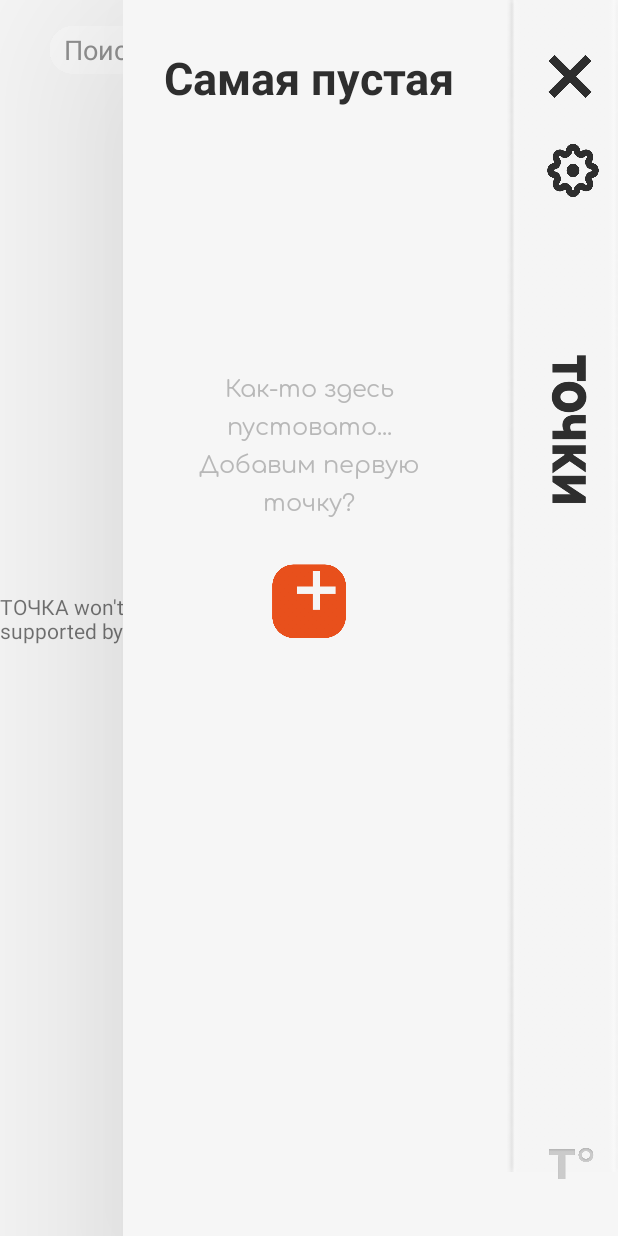
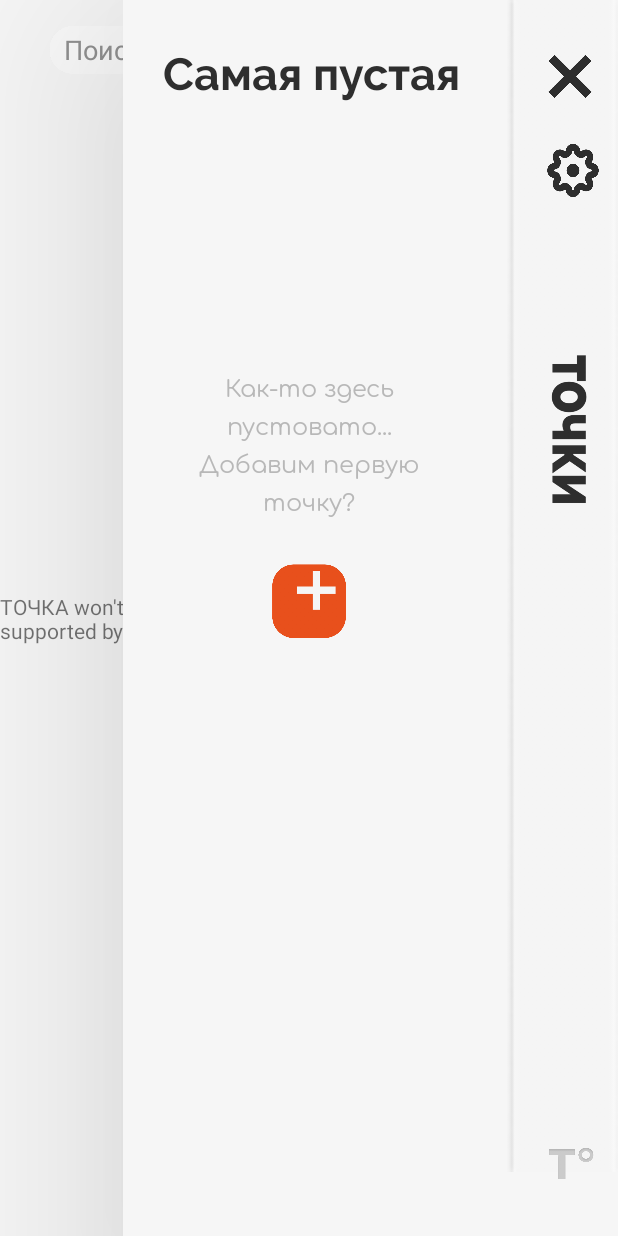
Before and after one commit to MaggotsBrain/tochka_android, an Android app: the MapsActivity screen opened directly, with no data from a screen before it, after a tap on an icon or button, on a phone screen of 412 x 824 dp. Run offline under Robolectric (Android 15) with nearby library versions, the phone set to English and light mode, and no system bars; 1 other tap on this screen came first.

Commit message:
some updates

```diff
--- a/app/build.gradle
+++ b/app/build.gradle
@@ -39,6 +39,8 @@ dependencies {
     compileOnly "org.projectlombok:lombok:1.18.8"
     annotationProcessor 'org.projectlombok:lombok:1.18.8'
     implementation 'android.arch.work:work-runtime:1.0.1'
-
-    implementation "com.android.support:design:${supportLibrary}"
+    implementation 'com.android.support:support-compat:28.0.0'
+    implementation 'com.android.support:support-core-ui:28.0.0'
+    implementation 'com.android.support:design:28.0.0'
+    implementation 'com.android.support:appcompat-v7:28.0.0'
 }
--- a/app/src/main/res/layout/activity_maps.xml
+++ b/app/src/main/res/layout/activity_maps.xml
@@ -124,7 +124,7 @@
         app:layout_constraintStart_toStartOf="parent"
         app:layout_constraintTop_toTopOf="parent">
 
-        <TextView
+        <androidx.appcompat.widget.AppCompatTextView
             android:id="@+id/add_latitude_degree_digit"
             android:layout_width="wrap_content"
             android:layout_height="wrap_content"
@@ -139,7 +139,7 @@
             app:layout_constraintStart_toStartOf="parent"
             app:layout_constraintTop_toTopOf="parent" />
 
-        <TextView
+        <androidx.appcompat.widget.AppCompatTextView
             android:id="@+id/add_latitude_degree_symbol"
             android:layout_width="wrap_content"
             android:layout_height="wrap_content"
@@ -153,7 +153,7 @@
             app:layout_constraintStart_toEndOf="@+id/add_latitude_degree_digit"
             app:layout_constraintTop_toTopOf="@+id/add_latitude_degree_digit" />
 
-        <TextView
+        <androidx.appcompat.widget.AppCompatTextView
             android:id="@+id/add_latitude_minute_digit"
             android:layout_width="wrap_content"
             android:layout_height="wrap_content"
@@ -167,7 +167,7 @@
             app:layout_constraintStart_toEndOf="@+id/add_latitude_degree_symbol"
             app:layout_constraintTop_toTopOf="@+id/add_latitude_degree_symbol" />
 
-        <TextView
+        <androidx.appcompat.widget.AppCompatTextView
             android:id="@+id/add_latitude_minute_symbol"
             android:layout_width="wrap_content"
             android:layout_height="wrap_content"
@@ -181,7 +181,7 @@
             app:layout_constraintStart_toEndOf="@+id/add_latitude_minute_digit"
             app:layout_constraintTop_toTopOf="@+id/add_latitude_minute_digit" />
 
-        <TextView
+        <androidx.appcompat.widget.AppCompatTextView
             android:id="@+id/add_latitude_seconds_digit"
             android:layout_width="wrap_content"
             android:layout_height="wrap_content"
@@ -195,7 +195,7 @@
             app:layout_constraintStart_toEndOf="@+id/add_latitude_minute_symbol"
             app:layout_constraintTop_toTopOf="@+id/add_latitude_minute_symbol" />
 
-        <TextView
+        <androidx.appcompat.widget.AppCompatTextView
             android:id="@+id/add_latitude_seconds_symbol"
             android:layout_width="wrap_content"
             android:layout_height="wrap_content"
@@ -209,7 +209,7 @@
             app:layout_constraintStart_toEndOf="@+id/add_latitude_seconds_digit"
             app:layout_constraintTop_toTopOf="@+id/add_latitude_seconds_digit" />
 
-        <TextView
+        <androidx.appcompat.widget.AppCompatTextView
             android:id="@+id/add_latitude_symbol"
             android:layout_width="wrap_content"
             android:layout_height="wrap_content"
@@ -224,7 +224,7 @@
             app:layout_constraintTop_toTopOf="@+id/add_latitude_seconds_symbol" />
 
 
-        <TextView
+        <androidx.appcompat.widget.AppCompatTextView
             android:id="@+id/add_longitude_degree_digit"
             android:layout_width="wrap_content"
             android:layout_height="wrap_content"
@@ -238,7 +238,7 @@
             app:layout_constraintStart_toStartOf="@+id/add_latitude_degree_digit"
             app:layout_constraintTop_toBottomOf="@+id/add_latitude_degree_digit" />
 
-        <TextView
+        <androidx.appcompat.widget.AppCompatTextView
             android:id="@+id/add_longitude_degree_symbol"
             android:layout_width="wrap_content"
             android:layout_height="wrap_content"
@@ -252,7 +252,7 @@
             app:layout_constraintBottom_toBottomOf="@+id/add_longitude_degree_digit"
             app:layout_constraintStart_toEndOf="@+id/add_longitude_degree_digit" />
 
-        <TextView
+        <androidx.appcompat.widget.AppCompatTextView
             android:id="@+id/add_longitude_minute_digit"
             android:layout_width="wrap_content"
             android:layout_height="wrap_content"
@@ -266,7 +266,7 @@
             app:layout_constraintBottom_toBottomOf="@+id/add_longitude_degree_symbol"
             app:layout_constraintStart_toEndOf="@+id/add_longitude_degree_symbol" />
 
-        <TextView
+        <androidx.appcompat.widget.AppCompatTextView
             android:id="@+id/add_longitude_minute_symbol"
             android:layout_width="wrap_content"
             android:layout_height="wrap_content"
@@ -280,7 +280,7 @@
             app:layout_constraintBottom_toBottomOf="@+id/add_longitude_minute_digit"
             app:layout_constraintStart_toEndOf="@+id/add_longitude_minute_digit" />
 
-        <TextView
+        <androidx.appcompat.widget.AppCompatTextView
             android:id="@+id/add_longitude_seconds_digit"
             android:layout_width="wrap_content"
             android:layout_height="wrap_content"
@@ -294,7 +294,7 @@
             app:layout_constraintBottom_toBottomOf="@+id/add_longitude_minute_symbol"
             app:layout_constraintStart_toEndOf="@+id/add_longitude_minute_symbol" />
 
-        <TextView
+        <androidx.appcompat.widget.AppCompatTextView
             android:id="@+id/add_longitude_seconds_symbol"
             android:layout_width="wrap_content"
             android:layout_height="wrap_content"
@@ -308,7 +308,7 @@
             app:layout_constraintBottom_toBottomOf="@+id/add_longitude_seconds_digit"
             app:layout_constraintStart_toEndOf="@+id/add_longitude_seconds_digit" />
 
-        <TextView
+        <androidx.appcompat.widget.AppCompatTextView
             android:id="@+id/add_longitude_symbol"
             android:layout_width="wrap_content"
             android:layout_height="wrap_content"
@@ -414,14 +414,14 @@
 
         </androidx.recyclerview.widget.RecyclerView>
 
-        <TextView
+        <androidx.appcompat.widget.AppCompatTextView
             android:id="@+id/textView"
             android:layout_width="wrap_content"
             android:layout_height="wrap_content"
+            android:fontFamily="@font/raleway_bold"
             android:text="@string/username"
             android:textColor="@color/profile_username"
             android:textSize="30sp"
-            android:textStyle="bold"
             app:layout_constraintBottom_toBottomOf="parent"
             app:layout_constraintEnd_toEndOf="parent"
             app:layout_constraintHorizontal_bias="0.2"
@@ -508,7 +508,7 @@
                 app:layout_constraintStart_toStartOf="parent"
                 app:layout_constraintTop_toTopOf="parent" />
 
-            <TextView
+            <androidx.appcompat.widget.AppCompatTextView
                 android:id="@+id/text_first_tochka1"
                 android:layout_width="wrap_content"
                 android:layout_height="wrap_content"
@@ -521,7 +521,7 @@
                 app:layout_constraintStart_toStartOf="parent"
                 app:layout_constraintTop_toTopOf="parent" />
 
-            <TextView
+            <androidx.appcompat.widget.AppCompatTextView
                 android:id="@+id/text_first_tochka2"
                 android:layout_width="wrap_content"
                 android:layout_height="wrap_content"
@@ -534,7 +534,7 @@
                 app:layout_constraintStart_toStartOf="parent"
                 app:layout_constraintTop_toBottomOf="@+id/text_first_tochka1" />
 
-            <TextView
+            <androidx.appcompat.widget.AppCompatTextView
                 android:id="@+id/text_first_tochka3"
                 android:layout_width="wrap_content"
                 android:layout_height="wrap_content"
@@ -547,7 +547,7 @@
                 app:layout_constraintStart_toStartOf="parent"
                 app:layout_constraintTop_toBottomOf="@+id/text_first_tochka2" />
 
-            <TextView
+            <androidx.appcompat.widget.AppCompatTextView
                 android:id="@+id/text_first_tochka4"
                 android:layout_width="wrap_content"
                 android:layout_height="wrap_content"
@@ -562,14 +562,6 @@
 
         </androidx.constraintlayout.widget.ConstraintLayout>
 
-        <FrameLayout
-            android:id="@+id/fragment_container"
-            android:layout_width="0dp"
-            android:layout_height="0dp"
-            app:layout_constraintBottom_toBottomOf="parent"
-            app:layout_constraintEnd_toEndOf="parent"
-            app:layout_constraintTop_toTopOf="parent"></FrameLayout>
-
     </androidx.constraintlayout.widget.ConstraintLayout>
 
 </androidx.constraintlayout.widget.ConstraintLayout>
```
Also changed, not shown: app/src/main/res/layout/map_marker_info_window.xml (+16 -16 lines), app/src/main/res/layout/tochka_card_view.xml (+15 -15 lines).
